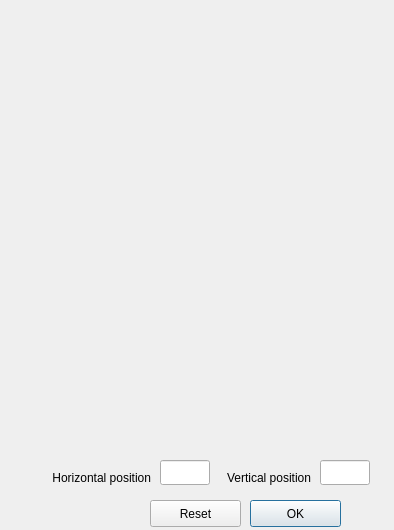
12019/svn.gov.pt, file _src/eidmw/eidgui/FreeSelectionDialog.ui: the form before one commit.
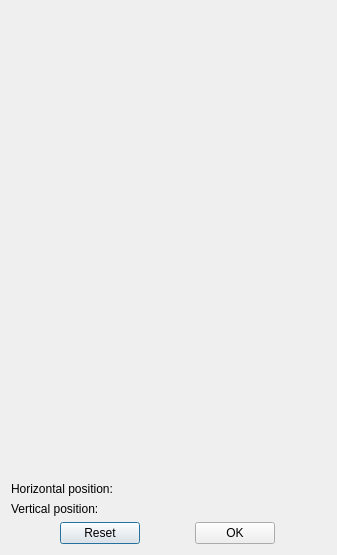
The form after the commit.

Diff of the .ui file:
```diff
--- a/_src/eidmw/eidgui/FreeSelectionDialog.ui
+++ b/_src/eidmw/eidgui/FreeSelectionDialog.ui
@@ -1,106 +1,90 @@
 <?xml version="1.0" encoding="UTF-8"?>
 <ui version="4.0">
  <class>FreeSelectionDialog</class>
- <widget class="QDialog" name="Dialog">
-  <property name="geometry">
-   <rect>
-    <x>0</x>
-    <y>0</y>
-    <width>394</width>
-    <height>530</height>
-   </rect>
+ <widget class="QDialog" name="FreeSelectionDialog">
+  <property name="sizePolicy">
+   <sizepolicy hsizetype="Minimum" vsizetype="Minimum">
+    <horstretch>0</horstretch>
+    <verstretch>0</verstretch>
+   </sizepolicy>
   </property>
   <property name="windowTitle">
    <string>PDF Signature - Free Positioning</string>
   </property>
-  <widget class="QLineEdit" name="text_edit_x">
-   <property name="geometry">
-    <rect>
-     <x>160</x>
-     <y>460</y>
-     <width>50</width>
-     <height>25</height>
-    </rect>
-   </property>
-  </widget>
-  <widget class="QLineEdit" name="text_edit_y">
-   <property name="geometry">
-    <rect>
-     <x>320</x>
-     <y>460</y>
-     <width>50</width>
-     <height>25</height>
-    </rect>
-   </property>
-  </widget>
+   <layout class="QVBoxLayout" name="verticalLayout">
+    <item>
   <widget class="QWidget" name="widget" native="true">
-   <property name="geometry">
-    <rect>
-     <x>40</x>
-     <y>10</y>
-     <width>340</width>
+      <property name="minimumSize">
+       <size>
+        <width>315</width>
      <height>465</height>
-    </rect>
-   </property>
-  </widget>
-  <widget class="QLabel" name="label">
-   <property name="geometry">
-    <rect>
-     <x>10</x>
-     <y>470</y>
-     <width>141</width>
-     <height>16</height>
-    </rect>
-   </property>
+       </size>
+      </property>
+     </widget>
+    </item>
+    <item>
+     <widget class="QLabel" name="label_x">
    <property name="text">
-    <string>Horizontal position</string>
+       <string>Horizontal position: </string>
    </property>
    <property name="alignment">
-    <set>Qt::AlignRight|Qt::AlignTrailing|Qt::AlignVCenter</set>
-   </property>
-  </widget>
-  <widget class="QLabel" name="label_2">
-   <property name="geometry">
-    <rect>
-     <x>210</x>
-     <y>470</y>
-     <width>101</width>
-     <height>16</height>
-    </rect>
-   </property>
+       <set>Qt::AlignLeading</set>
+      </property>
+      <property name="sizePolicy">
+        <sizepolicy hsizetype="Preferred" vsizetype="Maximum">
+        <horstretch>0</horstretch>
+        <verstretch>0</verstretch>
+        </sizepolicy>
+      </property>
+    </widget>
+  </item>
+  <item>
+   <widget class="QLabel" name="label_y">
    <property name="text">
-    <string>Vertical position</string>
+     <string>Vertical position: </string>
    </property>
    <property name="alignment">
-    <set>Qt::AlignRight|Qt::AlignTrailing|Qt::AlignVCenter</set>
+     <set>Qt::AlignLeading</set>
    </property>
-  </widget>
-  <widget class="QPushButton" name="pushButton_ok">
-   <property name="geometry">
-    <rect>
-     <x>250</x>
-     <y>500</y>
-     <width>91</width>
-     <height>27</height>
-    </rect>
-   </property>
-   <property name="text">
-    <string>OK</string>
-   </property>
-  </widget>
+   <property name="sizePolicy">
+    <sizepolicy hsizetype="Preferred" vsizetype="Maximum">
+      <horstretch>0</horstretch>
+      <verstretch>0</verstretch>
+    </sizepolicy>
+  </property>
+</widget>
+</item>
+<item>
+ <layout class="QHBoxLayout" name="horizontalLayout">
+  <item>
   <widget class="QPushButton" name="pushButton_reset">
-   <property name="geometry">
-    <rect>
-     <x>150</x>
-     <y>500</y>
-     <width>91</width>
-     <height>27</height>
-    </rect>
-   </property>
    <property name="text">
     <string>Reset</string>
    </property>
-  </widget>
+   <property name="sizePolicy">
+    <sizepolicy hsizetype="Maximum" vsizetype="Maximum">
+      <horstretch>4</horstretch>
+      <verstretch>0</verstretch>
+    </sizepolicy>
+  </property>
+</widget>
+</item>
+<item>
+ <widget class="QPushButton" name="pushButton_ok">
+  <property name="text">
+   <string>OK</string>
+ </property>
+ <property name="sizePolicy">
+   <sizepolicy hsizetype="Maximum" vsizetype="Maximum">
+    <horstretch>1</horstretch>
+    <verstretch>0</verstretch>
+  </sizepolicy>
+</property>
+</widget>
+</item>
+</layout>
+</item>
+</layout>
  </widget>
  <resources/>
  <connections/>
```
Lines whose indentation alone changed are shown as unchanged.
